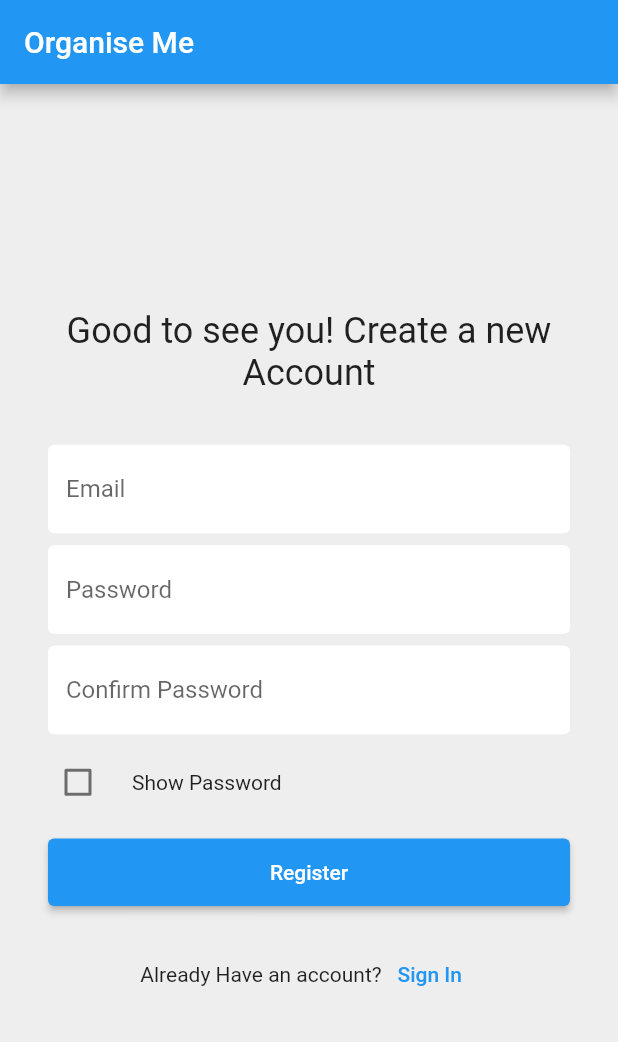
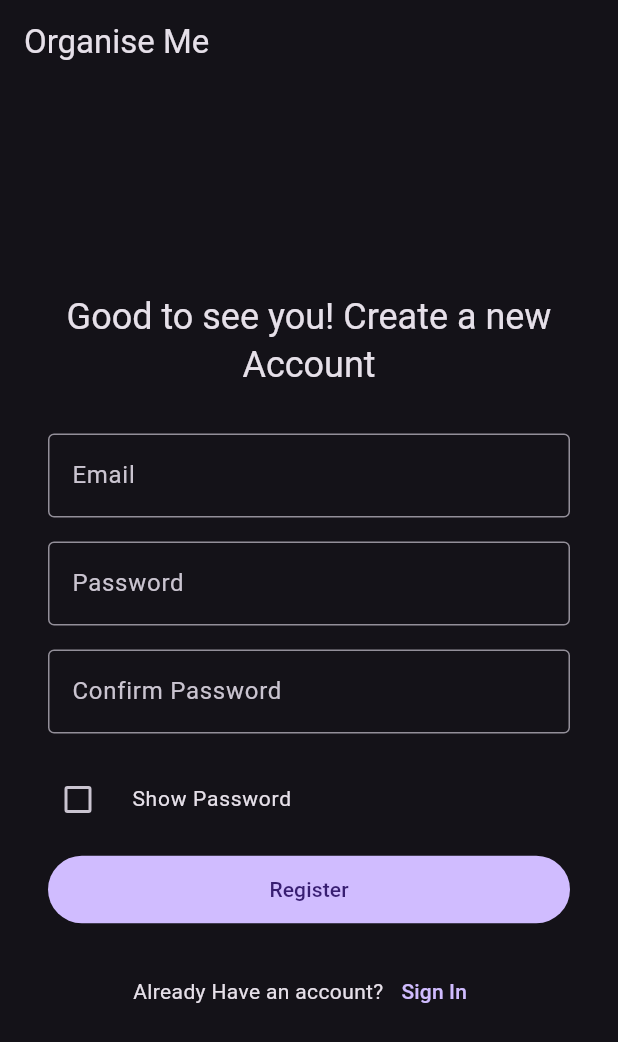
Before and after one commit to rahulob/organise_me, a Flutter app: the screen it shows after launch, on a phone screen of 412 x 824 dp. Shown: the top 1042 px of the screen. Run offline on Flutter 3.47's test engine with Material 2 defaults, Android fonts, the phone set to English and light mode, and no system bars; our stand-ins replace cloud_firestore, firebase_auth, firebase_core, flutter_slidable; accounts and stored records are empty.

Commit message:
Added material-3 to the app
- Created a more good looking messages and bottom bar to write messages

```diff
--- a/lib/main.dart
+++ b/lib/main.dart
@@ -29,9 +29,11 @@ class MyApp extends StatelessWidget {
       child: MaterialApp(
         title: 'Organise Me',
         debugShowCheckedModeBanner: false,
-        theme: ThemeData(
-          // primarySwatch: Colors.purple,
-          scaffoldBackgroundColor: Colors.grey[200],
+        theme: ThemeData.dark(
+          useMaterial3: true,
+          // primarySwatch: Colors.deepPurple,
+
+          // scaffoldBackgroundColor: Colors.grey[200],
         ),
         home: const HomeScreen(),
       ),
--- a/lib/screens/auth_screen.dart
+++ b/lib/screens/auth_screen.dart
@@ -46,6 +46,7 @@ class _AuthScreenState extends State<AuthScreen> {
                   FormInput(
                     controller: _emailController,
                     label: 'Email',
+                    hint: 'eg: email@example.com',
                   ),
                   FormInput(
                     controller: _passwordController,
@@ -101,8 +102,8 @@ class _AuthScreenState extends State<AuthScreen> {
                   // Login Buttons
                   _isLoading
                       ? const CircularProgressIndicator()
-                      : ElevatedButton(
-                          style: ElevatedButton.styleFrom(
+                      : FilledButton(
+                          style: FilledButton.styleFrom(
                               minimumSize: const Size.fromHeight(45)),
                           onPressed: _registerUser ? registerUser : signIn,
                           child: _isLoading
@@ -177,35 +178,25 @@ class FormInput extends StatelessWidget {
     required this.controller,
     required this.label,
     this.obscureText = false,
+    this.hint,
   });
   final TextEditingController controller;
   final String label;
+  final String? hint;
   final bool obscureText;
 
   @override
   Widget build(BuildContext context) {
     return Container(
-      margin: const EdgeInsets.only(top: 4, bottom: 4),
-      decoration: BoxDecoration(
-        color: Colors.white,
-        borderRadius: BorderRadius.circular(6),
-        // boxShadow: const [
-        //   BoxShadow(
-        //     blurRadius: 2,
-        //     color: Colors.grey,
-        //   )
-      ),
+      margin: const EdgeInsets.only(bottom: 16),
       child: TextFormField(
         obscureText: obscureText,
         controller: controller,
         decoration: InputDecoration(
-            hintText: label,
-            enabledBorder: const OutlineInputBorder(
-              borderSide: BorderSide(
-                color: Colors.white,
-              ),
-            ),
-            focusedBorder: const OutlineInputBorder()),
+          labelText: label,
+          hintText: hint,
+          border: const OutlineInputBorder(),
+        ),
       ),
     );
   }
--- a/lib/widgets/my_drawer.dart
+++ b/lib/widgets/my_drawer.dart
@@ -11,7 +11,7 @@ class MyDrawer extends StatelessWidget {
         child: Column(
           mainAxisAlignment: MainAxisAlignment.spaceEvenly,
           children: [
-            ElevatedButton(
+            FilledButton(
               onPressed: () => FirebaseAuth.instance.signOut(),
               child: const Text('Sign Out'),
             ),
```
Also changed, not shown: lib/screens/note_details_page.dart (+28 -6 lines), lib/screens/note_page.dart (+15 -3 lines), lib/widgets/bottom_bar.dart (+13 -15 lines), lib/widgets/message_note.dart (+16 -12 lines), lib/widgets/note_tile.dart (+9 -6 lines), pubspec.lock.
